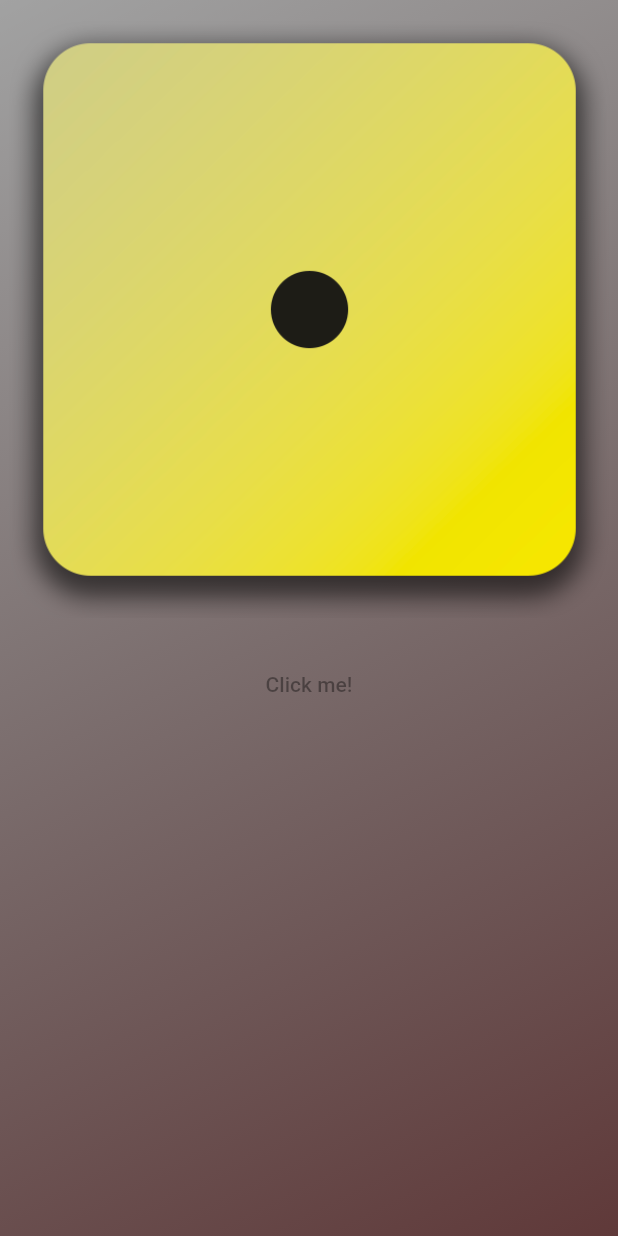
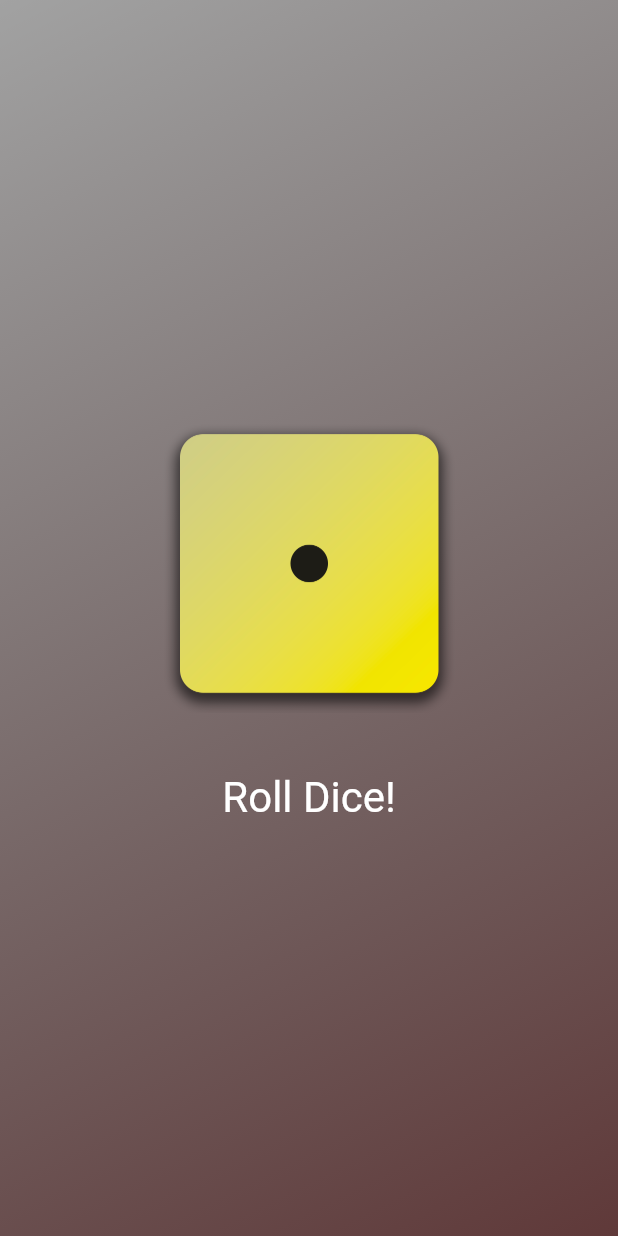
Before and after one commit to Hustler-Sameer/FirstApp, a Flutter app: the screen it shows after launch, on a phone screen of 412 x 824 dp. Run offline on Flutter 3.47's test engine with Material 2 defaults, Android fonts, the phone set to English and light mode, and no system bars.

Commit message:
28th Oct Commit

```diff
--- /dev/null
+++ b/lib/dice_roller.dart
@@ -0,0 +1,43 @@
+import 'package:flutter/material.dart';
+
+class DiceRoller extends StatefulWidget {
+  DiceRoller({super.key});
+  // create State does not return a value but it returns a state hence State createState
+  // but this state is also generic hence we write it as <StatefulWidget>
+
+  @override
+  State<DiceRoller> createState() {
+    // TODO: implement createState
+
+    return _DiceRollerState();
+  }
+}
+
+class _DiceRollerState extends State<DiceRoller> {
+  var activeDiceImage = 'assets/images/dice-1.png';
+
+  void rollDice() {
+    // ignore: unnecessary_set_literal
+    setState(() {
+      activeDiceImage = 'assets/images/dice-2.png';
+    });
+  }
+
+  @override
+  Widget build(context) {
+    return Column(mainAxisSize: MainAxisSize.min, children: [
+      Image.asset(
+        activeDiceImage,
+        width: 200,
+      ),
+      const SizedBox(height: 20),
+      TextButton(
+          onPressed: rollDice,
+          style: TextButton.styleFrom(
+              foregroundColor: Colors.white,
+              padding: const EdgeInsets.only(top: 20),
+              textStyle: const TextStyle(fontSize: 28)),
+          child: const Text("Roll Dice!"))
+    ]);
+  }
+}
--- a/lib/gradient_container.dart
+++ b/lib/gradient_container.dart
@@ -1,4 +1,6 @@
-import 'package:firstapp/styled_text.dart';
+// ignore_for_file: must_be_immutable
+
+import 'package:firstapp/dice_roller.dart';
 import 'package:flutter/material.dart';
 
 var startAlignment = Alignment.topLeft;
@@ -10,6 +12,9 @@ class GradientContainer extends StatelessWidget {
   final Color color1;
   final Color color2;
 
+  // column widget takes the entire space
+  // hence to center it veritcally we can reduce the mainAxisSixze
+
   @override
   Widget build(context) {
     return Container(
@@ -17,11 +22,7 @@ class GradientContainer extends StatelessWidget {
         gradient: LinearGradient(
             colors: [color1, color2], begin: startAlignment, end: endAlignment),
       ),
-      child: Column(children: [
-        Image.asset('assets/images/dice-1.png'),
-        const SizedBox(height: 20),
-        const TextButton(onPressed: null, child: Text("Click me!"))
-      ]),
+      child: Center(child: DiceRoller()),
     );
   }
 }
```
